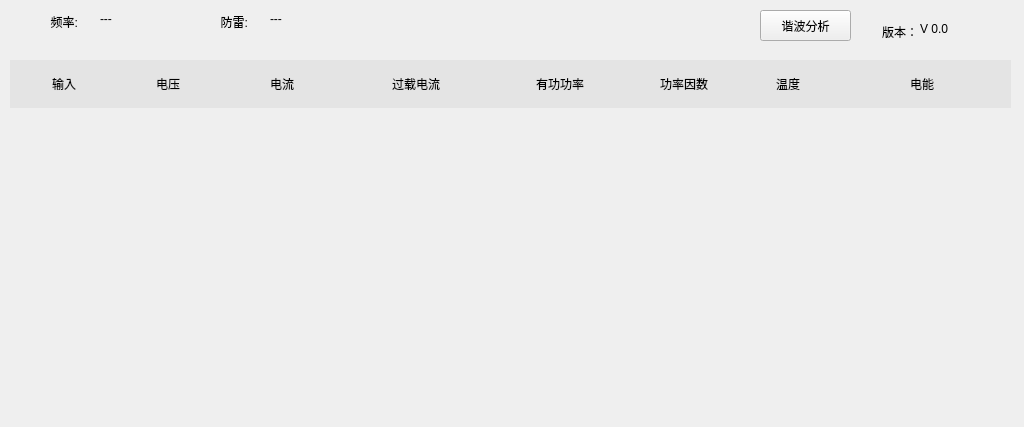
This is BusBar-Qt/line/linewid.ui in ChinaClever/BusBar as Qt 5 draws it before an edit. The edited form follows.
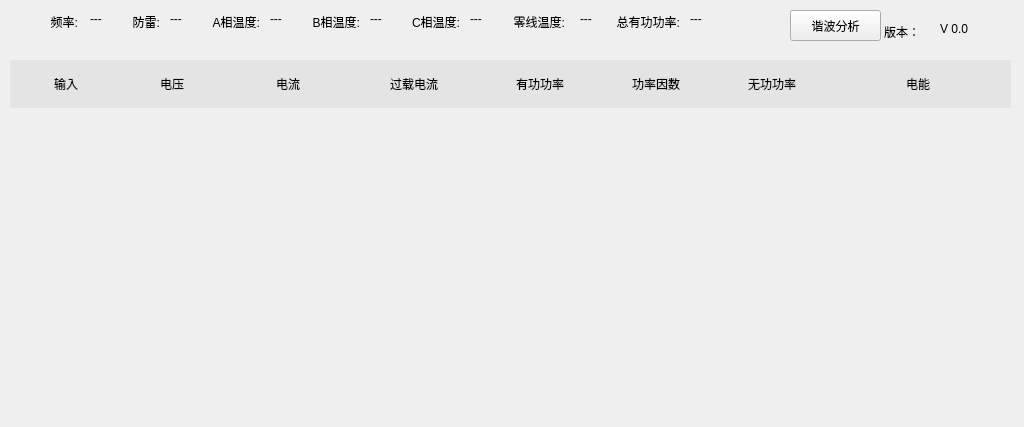
This is the edited form.

```diff
--- a/BusBar-Qt/line/linewid.ui
+++ b/BusBar-Qt/line/linewid.ui
@@ -26,9 +26,9 @@
   <widget class="QLabel" name="version">
    <property name="geometry">
     <rect>
-     <x>920</x>
+     <x>940</x>
      <y>20</y>
-     <width>81</width>
+     <width>68</width>
      <height>18</height>
     </rect>
    </property>
@@ -45,15 +45,15 @@
   <widget class="QLabel" name="label_2">
    <property name="geometry">
     <rect>
-     <x>850</x>
+     <x>870</x>
      <y>20</y>
-     <width>68</width>
+     <width>50</width>
      <height>23</height>
     </rect>
    </property>
    <property name="minimumSize">
     <size>
-     <width>68</width>
+     <width>50</width>
      <height>18</height>
     </size>
    </property>
@@ -67,15 +67,15 @@
   <widget class="QLabel" name="rateLab">
    <property name="geometry">
     <rect>
-     <x>100</x>
+     <x>90</x>
      <y>10</y>
-     <width>68</width>
+     <width>30</width>
      <height>18</height>
     </rect>
    </property>
    <property name="minimumSize">
     <size>
-     <width>68</width>
+     <width>30</width>
      <height>18</height>
     </size>
    </property>
@@ -108,7 +108,7 @@
   <widget class="QPushButton" name="thdBtn">
    <property name="geometry">
     <rect>
-     <x>760</x>
+     <x>790</x>
      <y>10</y>
      <width>91</width>
      <height>31</height>
@@ -241,7 +241,7 @@
          </property>
          <property name="maximumSize">
           <size>
-           <width>140</width>
+           <width>120</width>
            <height>16777215</height>
           </size>
          </property>
@@ -263,7 +263,7 @@
          </property>
          <property name="maximumSize">
           <size>
-           <width>140</width>
+           <width>120</width>
            <height>16777215</height>
           </size>
          </property>
@@ -301,18 +301,18 @@
         <widget class="QLabel" name="label_4">
          <property name="minimumSize">
           <size>
-           <width>100</width>
+           <width>120</width>
            <height>0</height>
           </size>
          </property>
          <property name="maximumSize">
           <size>
-           <width>100</width>
+           <width>120</width>
            <height>16777215</height>
           </size>
          </property>
          <property name="text">
-          <string>温度</string>
+          <string>无功功率</string>
          </property>
          <property name="alignment">
           <set>Qt::AlignCenter</set>
@@ -323,7 +323,7 @@
         <widget class="QLabel" name="label_7">
          <property name="minimumSize">
           <size>
-           <width>100</width>
+           <width>120</width>
            <height>0</height>
           </size>
          </property>
@@ -376,7 +376,7 @@
   <widget class="QLabel" name="lpsLab">
    <property name="geometry">
     <rect>
-     <x>270</x>
+     <x>170</x>
      <y>10</y>
      <width>68</width>
      <height>18</height>
@@ -395,15 +395,15 @@
   <widget class="QLabel" name="label_10">
    <property name="geometry">
     <rect>
-     <x>180</x>
+     <x>120</x>
      <y>10</y>
-     <width>68</width>
+     <width>40</width>
      <height>23</height>
     </rect>
    </property>
    <property name="minimumSize">
     <size>
-     <width>68</width>
+     <width>20</width>
      <height>18</height>
     </size>
    </property>
@@ -414,6 +414,211 @@
     <set>Qt::AlignRight|Qt::AlignTrailing|Qt::AlignVCenter</set>
    </property>
   </widget>
+  <widget class="QLabel" name="label_11">
+   <property name="geometry">
+    <rect>
+     <x>210</x>
+     <y>10</y>
+     <width>50</width>
+     <height>23</height>
+    </rect>
+   </property>
+   <property name="minimumSize">
+    <size>
+     <width>50</width>
+     <height>18</height>
+    </size>
+   </property>
+   <property name="text">
+    <string>A相温度:</string>
+   </property>
+   <property name="alignment">
+    <set>Qt::AlignRight|Qt::AlignTrailing|Qt::AlignVCenter</set>
+   </property>
+  </widget>
+  <widget class="QLabel" name="temA">
+   <property name="geometry">
+    <rect>
+     <x>270</x>
+     <y>10</y>
+     <width>30</width>
+     <height>18</height>
+    </rect>
+   </property>
+   <property name="minimumSize">
+    <size>
+     <width>30</width>
+     <height>18</height>
+    </size>
+   </property>
+   <property name="text">
+    <string>---</string>
+   </property>
+  </widget>
+  <widget class="QLabel" name="temB">
+   <property name="geometry">
+    <rect>
+     <x>370</x>
+     <y>10</y>
+     <width>30</width>
+     <height>18</height>
+    </rect>
+   </property>
+   <property name="minimumSize">
+    <size>
+     <width>30</width>
+     <height>18</height>
+    </size>
+   </property>
+   <property name="text">
+    <string>---</string>
+   </property>
+  </widget>
+  <widget class="QLabel" name="label_12">
+   <property name="geometry">
+    <rect>
+     <x>310</x>
+     <y>10</y>
+     <width>50</width>
+     <height>23</height>
+    </rect>
+   </property>
+   <property name="minimumSize">
+    <size>
+     <width>50</width>
+     <height>18</height>
+    </size>
+   </property>
+   <property name="text">
+    <string>B相温度:</string>
+   </property>
+   <property name="alignment">
+    <set>Qt::AlignRight|Qt::AlignTrailing|Qt::AlignVCenter</set>
+   </property>
+  </widget>
+  <widget class="QLabel" name="temC">
+   <property name="geometry">
+    <rect>
+     <x>470</x>
+     <y>10</y>
+     <width>30</width>
+     <height>18</height>
+    </rect>
+   </property>
+   <property name="minimumSize">
+    <size>
+     <width>30</width>
+     <height>18</height>
+    </size>
+   </property>
+   <property name="text">
+    <string>---</string>
+   </property>
+  </widget>
+  <widget class="QLabel" name="label_14">
+   <property name="geometry">
+    <rect>
+     <x>410</x>
+     <y>10</y>
+     <width>50</width>
+     <height>23</height>
+    </rect>
+   </property>
+   <property name="minimumSize">
+    <size>
+     <width>50</width>
+     <height>18</height>
+    </size>
+   </property>
+   <property name="text">
+    <string>C相温度:</string>
+   </property>
+   <property name="alignment">
+    <set>Qt::AlignRight|Qt::AlignTrailing|Qt::AlignVCenter</set>
+   </property>
+  </widget>
+  <widget class="QLabel" name="temD">
+   <property name="geometry">
+    <rect>
+     <x>580</x>
+     <y>10</y>
+     <width>30</width>
+     <height>18</height>
+    </rect>
+   </property>
+   <property name="minimumSize">
+    <size>
+     <width>30</width>
+     <height>18</height>
+    </size>
+   </property>
+   <property name="text">
+    <string>---</string>
+   </property>
+  </widget>
+  <widget class="QLabel" name="label_15">
+   <property name="geometry">
+    <rect>
+     <x>510</x>
+     <y>10</y>
+     <width>55</width>
+     <height>23</height>
+    </rect>
+   </property>
+   <property name="minimumSize">
+    <size>
+     <width>55</width>
+     <height>18</height>
+    </size>
+   </property>
+   <property name="text">
+    <string>零线温度:</string>
+   </property>
+   <property name="alignment">
+    <set>Qt::AlignRight|Qt::AlignTrailing|Qt::AlignVCenter</set>
+   </property>
+  </widget>
+  <widget class="QLabel" name="label_16">
+   <property name="geometry">
+    <rect>
+     <x>610</x>
+     <y>10</y>
+     <width>70</width>
+     <height>23</height>
+    </rect>
+   </property>
+   <property name="minimumSize">
+    <size>
+     <width>70</width>
+     <height>18</height>
+    </size>
+   </property>
+   <property name="text">
+    <string>总有功功率:</string>
+   </property>
+   <property name="alignment">
+    <set>Qt::AlignRight|Qt::AlignTrailing|Qt::AlignVCenter</set>
+   </property>
+  </widget>
+  <widget class="QLabel" name="totalPowLab">
+   <property name="geometry">
+    <rect>
+     <x>690</x>
+     <y>10</y>
+     <width>101</width>
+     <height>18</height>
+    </rect>
+   </property>
+   <property name="minimumSize">
+    <size>
+     <width>30</width>
+     <height>18</height>
+    </size>
+   </property>
+   <property name="text">
+    <string>---</string>
+   </property>
+  </widget>
  </widget>
  <resources/>
  <connections/>
```
